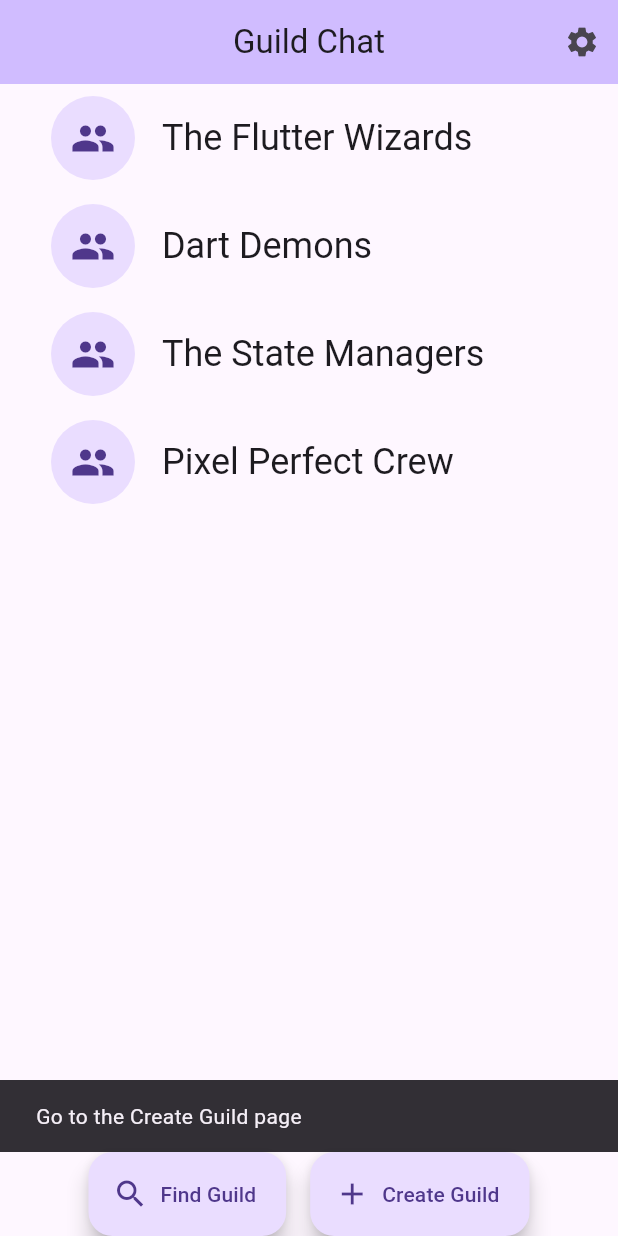
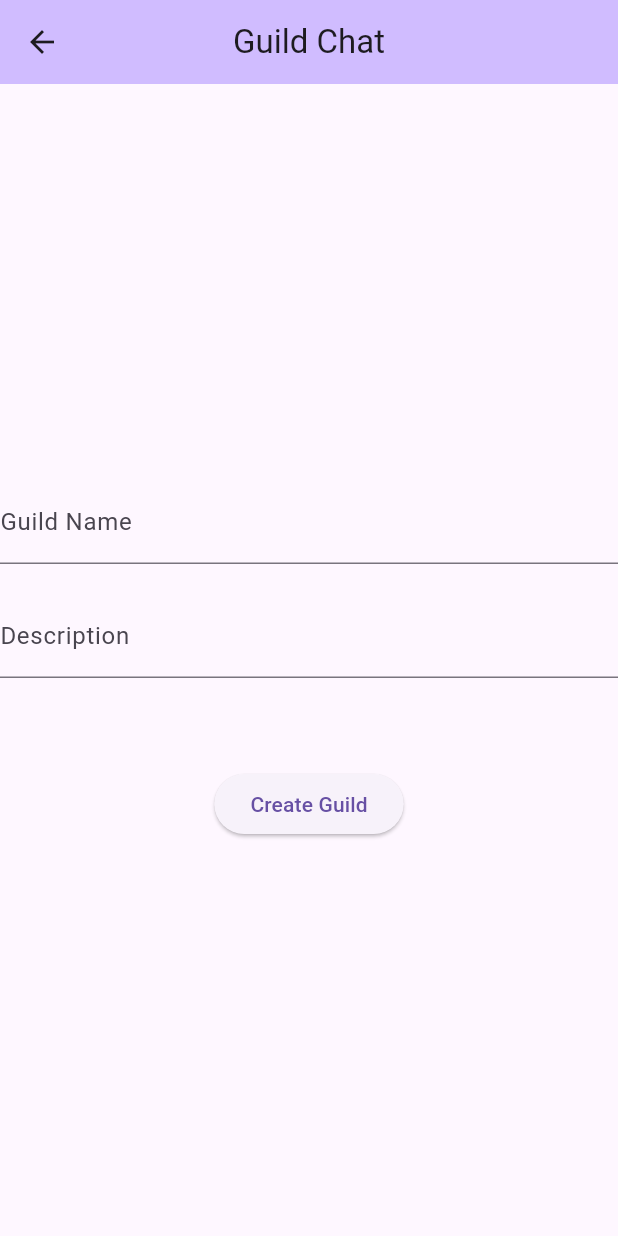
Before and after one commit to Daniel-G-Maryville/GuildChat_flutter, a Flutter app: the HomeScreen screen opened by its route, after a tap on "Create Guild", on a phone screen of 412 x 824 dp. Run offline on Flutter 3.47's test engine with Material 3 defaults, Android fonts, the phone set to English and light mode, and no system bars; our stand-ins replace cloud_firestore, firebase_auth, firebase_core, flutter_riverpod, go_router; accounts and stored records are empty; generated files the repository leaves out were written again.

Commit message:
Added Create Guild Page Structure 	modified:   lib/routes.dart 	new file:   lib/ui/guild/create_guild_screen.dart 	modified:   lib/ui/homepage/home_screen.dart

```diff
--- a/lib/routes.dart
+++ b/lib/routes.dart
@@ -12,6 +12,7 @@ import 'package:guild_chat/ui/guild/guild_viewmodel.dart';
 import 'package:guild_chat/ui/guild/guild_screen.dart';
 import 'package:guild_chat/ui/chat/chat_screen.dart';
 import 'package:guild_chat/ui/chat/chat_viewmodel.dart';
+import 'package:guild_chat/ui/guild/create_guild_screen.dart';
 
 final String title = 'Guild Chat';
 
@@ -70,6 +71,10 @@ final routerProvider = Provider<GoRouter>((ref) {
         path: '/chat',
         builder: (context, state) => ChatScreen(title: title, viewModel: ChatViewmodel()),
       ),
+      GoRoute(
+        path: '/guild/create',
+        builder: (context, state) => CreateGuildScreen(title: title),
+      ),
     ],
   );
 });
--- /dev/null
+++ b/lib/ui/guild/create_guild_screen.dart
@@ -0,0 +1,76 @@
+import 'package:flutter/material.dart';
+import 'package:go_router/go_router.dart';
+
+class CreateGuildScreen extends StatefulWidget {
+  const CreateGuildScreen({
+    super.key,
+    required this.title,
+  });
+
+  final String title;
+
+  @override
+  State<CreateGuildScreen> createState() => _CreateGuildScreenState();
+}
+
+class _CreateGuildScreenState extends State<CreateGuildScreen> {
+  @override
+  void initState() {
+    super.initState();
+  }
+
+  @override
+  void dispose() {
+    super.dispose();
+  }
+
+  final _guildNameController = TextEditingController();
+  final _guildDescriptionController = TextEditingController();
+
+  //top navigation pannel construction
+  @override
+  Widget build(BuildContext context) {
+    return Scaffold(
+      appBar: AppBar(
+        backgroundColor: Theme.of(context).colorScheme.inversePrimary,
+        leading: IconButton(
+          icon: const Icon(Icons.arrow_back),
+          onPressed: () {
+            context.pop();
+          },
+        ),
+        title: Text(widget.title),
+        centerTitle: true,
+      ),
+      body: Center(
+        child: Column(
+          mainAxisAlignment: MainAxisAlignment.center,
+          //this holds the textboxes and button to later control the creation of a guild
+          children: [
+            TextField(
+              controller: _guildNameController,
+              decoration: const InputDecoration(labelText: 'Guild Name'),
+              keyboardType: TextInputType.emailAddress,
+            ),
+            const SizedBox(height: 20),
+            TextField(
+              controller: _guildDescriptionController,
+              decoration: const InputDecoration(labelText: 'Description'),
+              obscureText: true,
+            ),
+            const SizedBox(height: 60),
+            ElevatedButton(
+              onPressed: () {
+                //replace with actual guild creation logic in the future
+              ScaffoldMessenger.of(context).showSnackBar(
+                          SnackBar(content: Text('Create ${_guildNameController.text} guild')),
+                        );
+              },
+              child: const Text('Create Guild'),
+            ),
+          ]
+        ),
+      ),
+    );
+  }
+}
--- a/lib/ui/homepage/home_screen.dart
+++ b/lib/ui/homepage/home_screen.dart
@@ -106,10 +106,7 @@ class _HomeScreenState extends State<HomeScreen> {
             const SizedBox(width: 16),
             FloatingActionButton.extended(
               onPressed: () {
-                // Replace with actual navigation, e.g., context.go('/create-guild');
-                ScaffoldMessenger.of(context).showSnackBar(
-                  const SnackBar(content: Text('Go to the Create Guild page')),
-                );
+                context.push('/guild/create');
               },
               label: const Text('Create Guild'),
               icon: const Icon(Icons.add),
```
